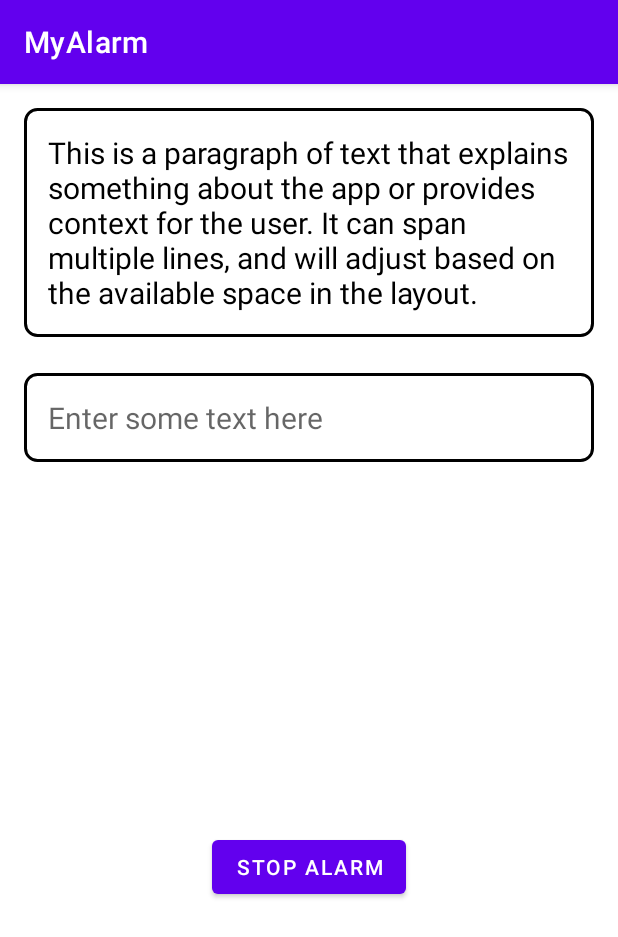
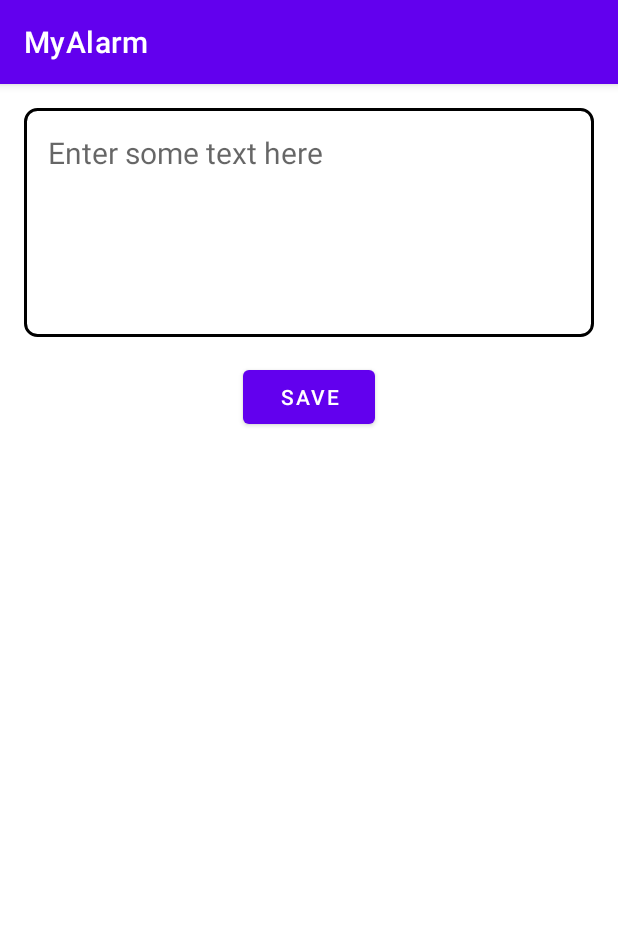
Before and after one commit to varaprasadgoud/alarm_app, an Android app: the screen it shows after launch (AlarmActivity before the commit, QuoteActivity after it), after a tap on "SET ALARM QUOTE", on a phone screen of 412 x 824 dp. Shown: the top 937 px of the screen. Run offline under Robolectric (Android 15) with nearby library versions, the phone set to English and light mode, and no system bars.

Commit message:
added quote activity

```diff
--- a/app/build.gradle
+++ b/app/build.gradle
@@ -8,7 +8,7 @@ android {
 
     defaultConfig {
         applicationId "com.example.myalarm"
-        minSdk 21
+        minSdk 23
         targetSdk 33
         versionCode 1
         versionName "1.0"
--- a/app/src/main/AndroidManifest.xml
+++ b/app/src/main/AndroidManifest.xml
@@ -7,7 +7,7 @@
     <uses-permission android:name="android.permission.USE_EXACT_ALARM" />
     <uses-permission android:name="android.permission.POST_NOTIFICATIONS" />
     <uses-permission android:name="android.permission.MODIFY_AUDIO_SETTINGS" />
-    <uses-permission android:name="android.permission.SYSTEM_ALERT_WINDOW"/>
+    <uses-permission android:name="android.permission.SYSTEM_ALERT_WINDOW" />
     <uses-permission android:name="android.permission.USE_FULL_SCREEN_INTENT" />
 
     <application
@@ -20,6 +20,13 @@
         android:supportsRtl="true"
         android:theme="@style/Theme.MyAlarm"
         tools:targetApi="31">
+        <activity
+            android:name=".QuoteActivity"
+            android:exported="false">
+            <meta-data
+                android:name="android.app.lib_name"
+                android:value="" />
+        </activity>
         <activity
             android:name=".AlarmActivity"
             android:exported="false"
@@ -50,7 +57,7 @@
 
         <receiver
             android:name=".AlarmReceiver"
-            android:permission="android.permission.FOREGROUND_SERVICE"/>
+            android:permission="android.permission.FOREGROUND_SERVICE" />
     </application>
 
 </manifest>
--- a/app/src/main/java/com/example/myalarm/AlarmService.java
+++ b/app/src/main/java/com/example/myalarm/AlarmService.java
@@ -113,7 +113,7 @@ public class AlarmService extends android.app.Service {
 
         // Set the alarm to go off at the specified time
         if (alarmManager != null) {
-            alarmManager.setExact(AlarmManager.RTC_WAKEUP, calendar.getTimeInMillis(), pendingIntent);
+            alarmManager.setExactAndAllowWhileIdle(AlarmManager.RTC_WAKEUP, calendar.getTimeInMillis(), pendingIntent);
         }
     }
 
--- a/app/src/main/java/com/example/myalarm/MainActivity.java
+++ b/app/src/main/java/com/example/myalarm/MainActivity.java
@@ -90,7 +90,7 @@ public class MainActivity extends AppCompatActivity {
 
         Button setQuoteButton = findViewById(R.id.setQuote);
         setQuoteButton.setOnClickListener(v -> {
-            Intent intent = new Intent(MainActivity.this, AlarmActivity.class);
+            Intent intent = new Intent(MainActivity.this, QuoteActivity.class);
             startActivity(intent);
         });
     }
--- /dev/null
+++ b/app/src/main/java/com/example/myalarm/QuoteActivity.java
@@ -0,0 +1,14 @@
+package com.example.myalarm;
+
+import androidx.appcompat.app.AppCompatActivity;
+
+import android.os.Bundle;
+
+public class QuoteActivity extends AppCompatActivity {
+
+    @Override
+    protected void onCreate(Bundle savedInstanceState) {
+        super.onCreate(savedInstanceState);
+        setContentView(R.layout.activity_quote);
+    }
+}
--- /dev/null
+++ b/app/src/main/res/layout/activity_quote.xml
@@ -0,0 +1,41 @@
+<?xml version="1.0" encoding="utf-8"?>
+<androidx.constraintlayout.widget.ConstraintLayout xmlns:android="http://schemas.android.com/apk/res/android"
+    xmlns:app="http://schemas.android.com/apk/res-auto"
+    xmlns:tools="http://schemas.android.com/tools"
+    android:layout_width="match_parent"
+    android:layout_height="match_parent"
+    tools:context=".QuoteActivity">
+
+    <EditText
+        android:id="@+id/new_quote"
+        android:layout_width="0dp"
+        android:layout_height="wrap_content"
+        android:layout_marginStart="16dp"
+        android:layout_marginTop="16dp"
+        android:layout_marginEnd="16dp"
+        android:background="@drawable/border_textview"
+        android:gravity="top|start"
+        android:hint="Enter some text here"
+        android:inputType="textMultiLine|textNoSuggestions"
+        android:lines="10"
+        android:maxLines="10"
+        android:minLines="5"
+        android:padding="16dp"
+        android:textColor="@color/black"
+        android:textSize="20sp"
+        app:layout_constraintEnd_toEndOf="parent"
+        app:layout_constraintStart_toStartOf="parent"
+        app:layout_constraintTop_toTopOf="parent" />
+
+    <!-- Button at the bottom -->
+    <Button
+        android:id="@+id/save_quote"
+        android:layout_width="wrap_content"
+        android:layout_height="wrap_content"
+        android:layout_marginTop="16dp"
+        android:text="Save"
+        app:layout_constraintEnd_toEndOf="parent"
+        app:layout_constraintStart_toStartOf="parent"
+        app:layout_constraintTop_toBottomOf="@+id/new_quote" />
+
+</androidx.constraintlayout.widget.ConstraintLayout>
```
